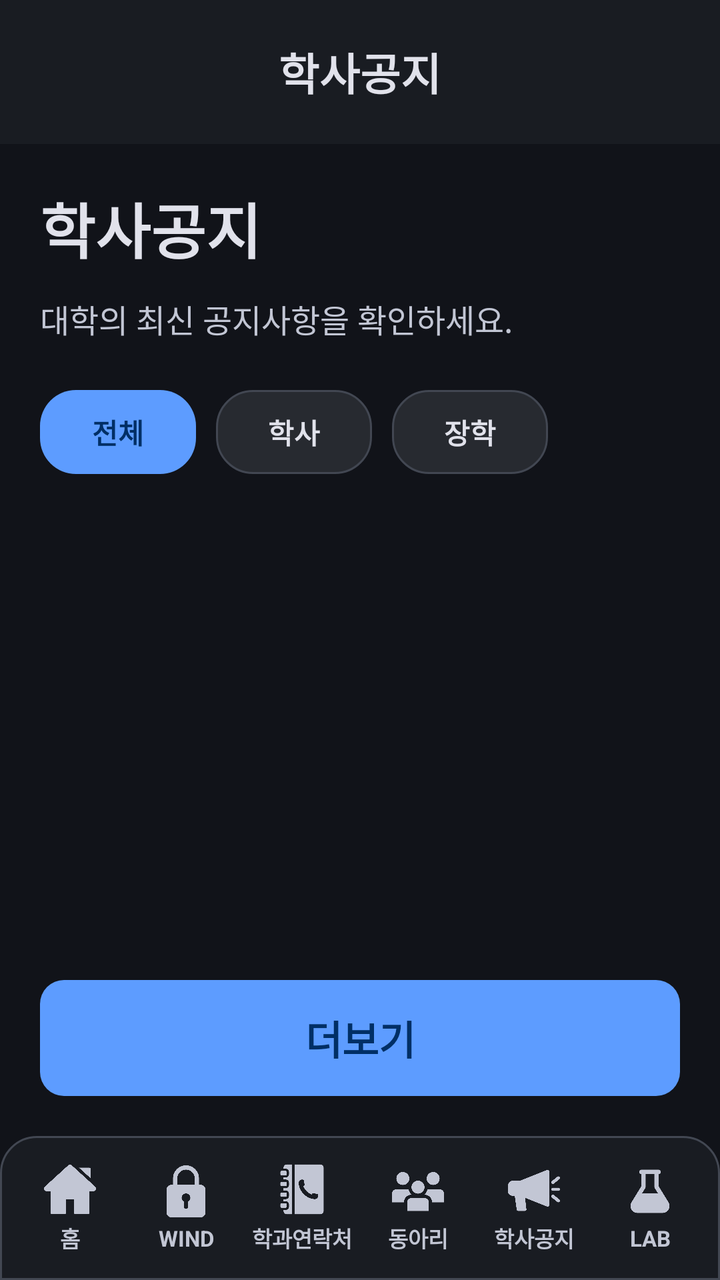
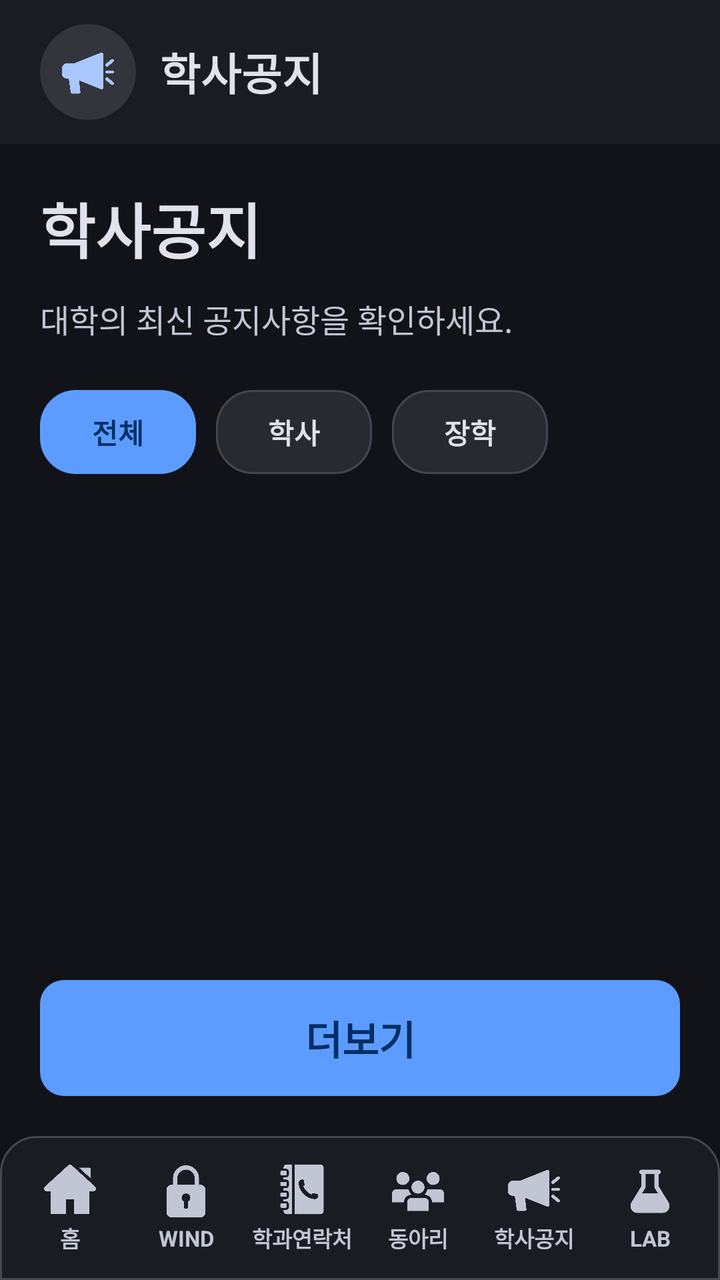

Compare the two renders of this Android layout. The source of the first and the diff that turns it into the second are given below.
<!-- AndroidManifest.xml: application theme Theme.GachonBridge -->
<!-- res/layout/activity_notice.xml -->
<?xml version="1.0" encoding="utf-8"?>
<androidx.constraintlayout.widget.ConstraintLayout xmlns:android="http://schemas.android.com/apk/res/android"
    xmlns:app="http://schemas.android.com/apk/res-auto"
    android:id="@+id/main"
    android:layout_width="match_parent"
    android:layout_height="match_parent"
    android:background="@drawable/bg_app">

    
    <LinearLayout
        android:id="@+id/pageTopBar"
        android:layout_width="0dp"
        android:layout_height="72dp"
        android:background="@color/gb_surface_low"
        android:gravity="center_vertical"
        android:orientation="horizontal"
        android:paddingStart="18dp"
        android:paddingEnd="18dp"
        app:layout_constraintEnd_toEndOf="parent"
        app:layout_constraintStart_toStartOf="parent"
        app:layout_constraintTop_toTopOf="parent">

        <TextView
            android:layout_width="match_parent"
            android:layout_height="wrap_content"
            android:gravity="center"
            android:text="@string/page_notice_title"
            android:textColor="@color/gb_on_surface"
            android:textSize="22sp"
            android:textStyle="bold" />
    </LinearLayout>

    
    <LinearLayout
        android:id="@+id/noticeHeaderArea"
        android:layout_width="match_parent"
        android:layout_height="wrap_content"
        android:orientation="vertical"
        android:padding="20dp"
        app:layout_constraintTop_toBottomOf="@id/pageTopBar">

        <TextView
            android:layout_width="match_parent"
            android:layout_height="wrap_content"
            android:text="@string/page_notice_title"
            android:textColor="@color/gb_on_surface"
            android:textSize="30sp"
            android:textStyle="bold" />

        <TextView
            android:layout_width="match_parent"
            android:layout_height="wrap_content"
            android:layout_marginTop="12dp"
            android:text="@string/page_notice_subtitle"
            android:textColor="@color/gb_on_surface_variant"
            android:textSize="16sp" />

        <LinearLayout
            android:layout_width="match_parent"
            android:layout_height="42dp"
            android:layout_marginTop="24dp"
            android:orientation="horizontal">

            <TextView
                android:id="@+id/buttonNoticeFilterAll"
                style="@style/NoticeFilterActive"
                android:clickable="true"
                android:focusable="true"
                android:text="@string/tab_all" />

            <TextView
                android:id="@+id/buttonNoticeFilterAcademic"
                style="@style/NoticeFilter"
                android:layout_marginStart="10dp"
                android:clickable="true"
                android:focusable="true"
                android:text="@string/tab_academic" />

            <TextView
                android:id="@+id/buttonNoticeFilterScholarship"
                style="@style/NoticeFilter"
                android:layout_marginStart="10dp"
                android:clickable="true"
                android:focusable="true"
                android:text="@string/tab_scholarship" />
        </LinearLayout>
    </LinearLayout>

    
    <androidx.recyclerview.widget.RecyclerView
        android:id="@+id/noticeRecyclerView"
        android:layout_width="0dp"
        android:layout_height="0dp"
        android:layout_marginTop="8dp"
        android:paddingStart="20dp"
        android:paddingEnd="20dp"
        android:clipToPadding="false"
        app:layout_constraintBottom_toTopOf="@id/buttonNoticeMore"
        app:layout_constraintEnd_toEndOf="parent"
        app:layout_constraintStart_toStartOf="parent"
        app:layout_constraintTop_toBottomOf="@id/noticeHeaderArea" />

    <TextView
        android:id="@+id/tvNoticeLoading"
        android:layout_width="wrap_content"
        android:layout_height="wrap_content"
        android:text="공지사항을 불러오는 중입니다..."
        android:textColor="@color/gb_on_surface_variant"
        android:visibility="gone"
        app:layout_constraintBottom_toBottomOf="@id/noticeRecyclerView"
        app:layout_constraintEnd_toEndOf="parent"
        app:layout_constraintStart_toStartOf="parent"
        app:layout_constraintTop_toTopOf="@id/noticeRecyclerView" />

    
    <TextView
        android:id="@+id/buttonNoticeMore"
        android:layout_width="match_parent"
        android:layout_height="58dp"
        android:layout_margin="20dp"
        android:background="@drawable/bg_primary_card"
        android:clickable="true"
        android:focusable="true"
        android:gravity="center"
        android:text="@string/more_button"
        android:textColor="@color/gb_on_primary"
        android:textSize="20sp"
        android:textStyle="bold"
        app:layout_constraintBottom_toTopOf="@id/bottomNav" />

    
    <include
        android:id="@+id/bottomNav"
        layout="@layout/view_bottom_nav"
        android:layout_width="0dp"
        android:layout_height="72dp"
        app:layout_constraintBottom_toBottomOf="parent"
        app:layout_constraintEnd_toEndOf="parent"
        app:layout_constraintStart_toStartOf="parent" />

</androidx.constraintlayout.widget.ConstraintLayout>
<!-- res/layout/view_bottom_nav.xml (included above) -->
<?xml version="1.0" encoding="utf-8"?>
<LinearLayout xmlns:android="http://schemas.android.com/apk/res/android"
    android:layout_width="match_parent"
    android:layout_height="72dp"
    android:background="@drawable/bg_bottom_nav"
    android:gravity="center"
    android:orientation="horizontal"
    android:paddingStart="6dp"
    android:paddingEnd="6dp">

    <LinearLayout
        android:id="@+id/navHome"
        style="@style/BottomNavItem">

        <ImageView
            android:id="@+id/navHomeIcon"
            style="@style/BottomNavIcon"
            android:contentDescription="@null"
            android:src="@drawable/ic_home" />

        <TextView
            style="@style/BottomNavLabel"
            android:text="@string/nav_home" />
    </LinearLayout>

    <LinearLayout
        android:id="@+id/navWind"
        style="@style/BottomNavItem">

        <ImageView
            android:id="@+id/navWindIcon"
            style="@style/BottomNavIcon"
            android:contentDescription="@null"
            android:src="@drawable/ic_padlock" />

        <TextView
            style="@style/BottomNavLabel"
            android:text="@string/nav_wind" />
    </LinearLayout>

    <LinearLayout
        android:id="@+id/navContact"
        style="@style/BottomNavItem">

        <ImageView
            android:id="@+id/navContactIcon"
            style="@style/BottomNavIcon"
            android:contentDescription="@null"
            android:src="@drawable/ic_phone_book" />

        <TextView
            style="@style/BottomNavLabel"
            android:text="@string/nav_contact" />
    </LinearLayout>

    <LinearLayout
        android:id="@+id/navClub"
        style="@style/BottomNavItem">

        <ImageView
            android:id="@+id/navClubIcon"
            style="@style/BottomNavIcon"
            android:contentDescription="@null"
            android:src="@drawable/ic_people" />

        <TextView
            style="@style/BottomNavLabel"
            android:text="@string/nav_club" />
    </LinearLayout>

    <LinearLayout
        android:id="@+id/navNotice"
        style="@style/BottomNavItem">

        <ImageView
            android:id="@+id/navNoticeIcon"
            style="@style/BottomNavIcon"
            android:contentDescription="@null"
            android:src="@drawable/ic_megaphone" />

        <TextView
            style="@style/BottomNavLabel"
            android:text="@string/nav_notice" />
    </LinearLayout>

    <LinearLayout
        android:id="@+id/navLab"
        style="@style/BottomNavItem">

        <ImageView
            android:id="@+id/navLabIcon"
            style="@style/BottomNavIcon"
            android:contentDescription="@null"
            android:src="@drawable/ic_tube" />

        <TextView
            style="@style/BottomNavLabel"
            android:text="@string/nav_lab" />
    </LinearLayout>
</LinearLayout>
<!-- resources referenced by this layout -->
<resources>
  <color name="gb_on_primary">#002F65</color>
  <color name="gb_on_surface">#E1E2EB</color>
  <color name="gb_on_surface_variant">#C2C6D4</color>
  <color name="gb_surface_low">#191C22</color>
  <!-- drawable bg_app (drawable) -->
  <?xml version="1.0" encoding="utf-8"?>
  <shape xmlns:android="http://schemas.android.com/apk/res/android">
      <solid android:color="@color/gb_background" />
  </shape>
  <!-- drawable bg_bottom_nav (drawable) -->
  <?xml version="1.0" encoding="utf-8"?>
  <shape xmlns:android="http://schemas.android.com/apk/res/android">
      <solid android:color="@color/gb_surface_low" />
      <stroke
          android:width="1dp"
          android:color="@color/gb_outline_variant" />
      <corners
          android:topLeftRadius="18dp"
          android:topRightRadius="18dp" />
  </shape>
  <!-- drawable bg_primary_card (drawable) -->
  <?xml version="1.0" encoding="utf-8"?>
  <shape xmlns:android="http://schemas.android.com/apk/res/android">
      <solid android:color="@color/gb_primary_container" />
      <corners android:radius="12dp" />
  </shape>
  <string name="more_button">더보기</string>
  <string name="nav_club">동아리</string>
  <string name="nav_contact">학과연락처</string>
  <string name="nav_home">홈</string>
  <string name="nav_lab">LAB</string>
  <string name="nav_notice">학사공지</string>
  <string name="nav_wind">WIND</string>
  <string name="page_notice_subtitle">대학의 최신 공지사항을 확인하세요.</string>
  <string name="page_notice_title">학사공지</string>
  <string name="tab_academic">학사</string>
  <string name="tab_all">전체</string>
  <string name="tab_scholarship">장학</string>
  <style name="BottomNavIcon">
          <item name="android:layout_width">26dp</item>
          <item name="android:layout_height">26dp</item>
          <item name="android:scaleType">centerInside</item>
          <item name="android:tint">@color/gb_on_surface_variant</item>
      </style>
  <style name="BottomNavItem">
          <item name="android:layout_width">0dp</item>
          <item name="android:layout_height">match_parent</item>
          <item name="android:layout_weight">1</item>
          <item name="android:gravity">center</item>
          <item name="android:orientation">vertical</item>
          <item name="android:paddingTop">7dp</item>
          <item name="android:paddingBottom">6dp</item>
      </style>
  <style name="NoticeFilterActive" parent="NoticeFilter">
          <item name="android:background">@drawable/bg_chip_active</item>
          <item name="android:textColor">@color/gb_on_primary</item>
      </style>
  <style name="Theme.GachonBridge" parent="Base.Theme.GachonBridge" />
  <color name="gb_background">#111319</color>
  <color name="gb_outline_variant">#424752</color>
  <color name="gb_primary_container">#5D9CFF</color>
  <!-- drawable bg_chip_inactive (drawable) -->
  <?xml version="1.0" encoding="utf-8"?>
  <shape xmlns:android="http://schemas.android.com/apk/res/android">
      <solid android:color="@color/gb_surface_high" />
      <stroke
          android:width="1dp"
          android:color="@color/gb_outline_variant" />
      <corners android:radius="18dp" />
  </shape>
  <!-- drawable bg_chip_active (drawable) -->
  <?xml version="1.0" encoding="utf-8"?>
  <shape xmlns:android="http://schemas.android.com/apk/res/android">
      <solid android:color="@color/gb_primary_container" />
      <corners android:radius="18dp" />
  </shape>
  <color name="gb_surface_high">#272A30</color>
  <!-- unchanged entries left out for length: 9 -->
</resources>

<!-- the commit's change to res/layout/activity_notice.xml (unified diff, before → after) -->
@@ -14,16 +14,28 @@
         android:background="@color/gb_surface_low"
         android:gravity="center_vertical"
         android:orientation="horizontal"
-        android:paddingStart="18dp"
-        android:paddingEnd="18dp"
+        android:paddingStart="20dp"
+        android:paddingEnd="20dp"
         app:layout_constraintEnd_toEndOf="parent"
         app:layout_constraintStart_toStartOf="parent"
         app:layout_constraintTop_toTopOf="parent">
 
-        <TextView
-            android:layout_width="match_parent"
+        <ImageView
+            android:layout_width="48dp"
+            android:layout_height="48dp"
+            android:background="@drawable/bg_icon_circle"
+            android:contentDescription="@null"
+            android:padding="11dp"
+            android:scaleType="centerInside"
+            android:src="@drawable/ic_megaphone"
+            android:tint="@color/gb_primary" />
+
+        <TextView
+            android:layout_width="0dp"
             android:layout_height="wrap_content"
-            android:gravity="center"
+            android:layout_marginStart="12dp"
+            android:layout_weight="1"
+            android:gravity="start|center_vertical"
             android:text="@string/page_notice_title"
             android:textColor="@color/gb_on_surface"
             android:textSize="22sp"
<!-- resource entries referenced after the edit -->
@@ -3,6 +3,7 @@
   <color name="gb_on_primary">#002F65</color>
   <color name="gb_on_surface">#E1E2EB</color>
   <color name="gb_on_surface_variant">#C2C6D4</color>
+  <color name="gb_primary">#AAC7FF</color>
   <color name="gb_surface_low">#191C22</color>
   <!-- drawable bg_app (drawable) -->
   <?xml version="1.0" encoding="utf-8"?>
@@ -19,6 +20,12 @@
       <corners
           android:topLeftRadius="18dp"
           android:topRightRadius="18dp" />
+  </shape>
+  <!-- drawable bg_icon_circle (drawable) -->
+  <?xml version="1.0" encoding="utf-8"?>
+  <shape xmlns:android="http://schemas.android.com/apk/res/android"
+      android:shape="oval">
+      <solid android:color="@color/gb_surface_highest" />
   </shape>
   <!-- drawable bg_primary_card (drawable) -->
   <?xml version="1.0" encoding="utf-8"?>
@@ -60,6 +67,7 @@
   <style name="Theme.GachonBridge" parent="Base.Theme.GachonBridge" />
   <color name="gb_background">#111319</color>
   <color name="gb_outline_variant">#424752</color>
+  <color name="gb_surface_highest">#32353B</color>
   <color name="gb_primary_container">#5D9CFF</color>
   <!-- drawable bg_chip_inactive (drawable) -->
   <?xml version="1.0" encoding="utf-8"?>
